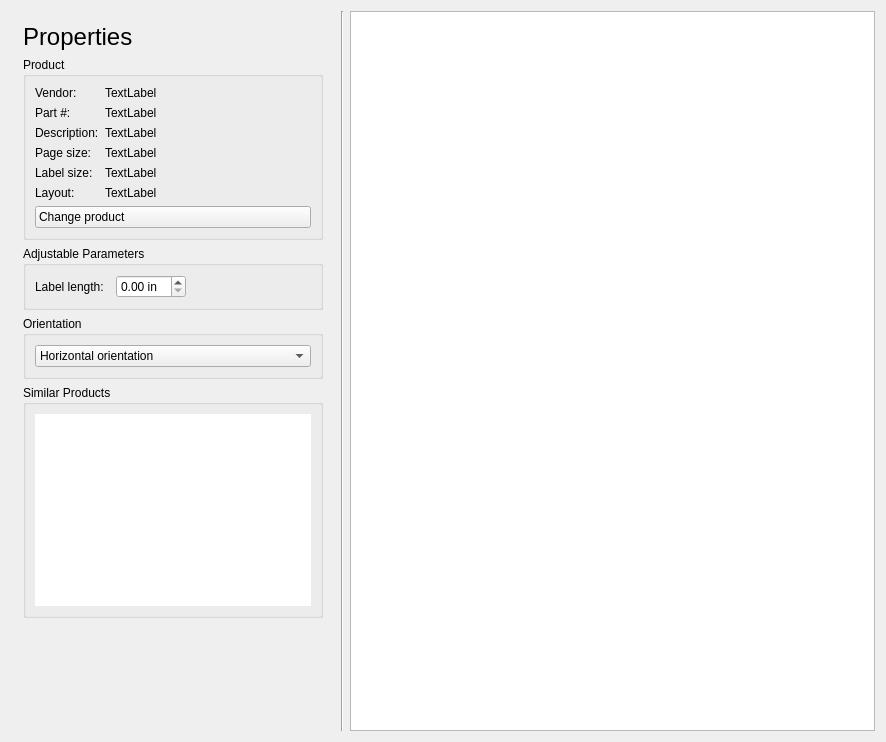
jimevins/glabels-qt, file glabels/ui/PropertiesView.ui: the form before one commit.
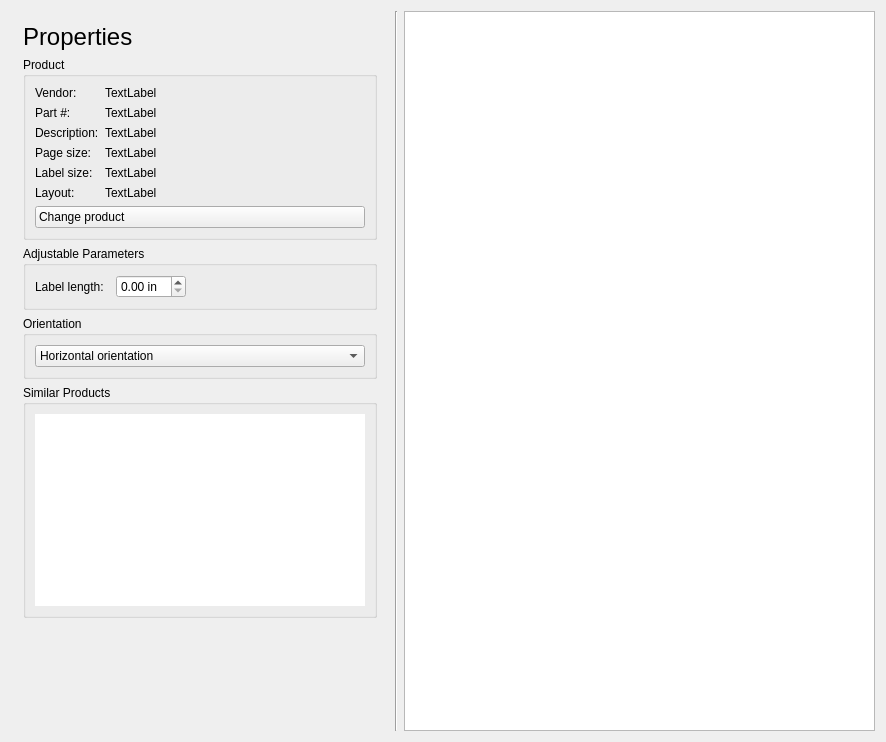
The form after the commit. Icons and pictures are not drawn. Custom widgets are drawn as their Qt base class.

Patch:
```diff
--- a/glabels/ui/PropertiesView.ui
+++ b/glabels/ui/PropertiesView.ui
@@ -241,6 +241,12 @@
         </item>
         <item row="1" column="0">
          <widget class="QPushButton" name="changeProductButton">
+          <property name="minimumSize">
+           <size>
+            <width>330</width>
+            <height>0</height>
+           </size>
+          </property>
           <property name="toolTip">
            <string>&lt;html&gt;&lt;head/&gt;&lt;body&gt;&lt;p&gt;Select another product for this gLabels project.&lt;/p&gt;&lt;/body&gt;&lt;/html&gt;</string>
           </property>
```
